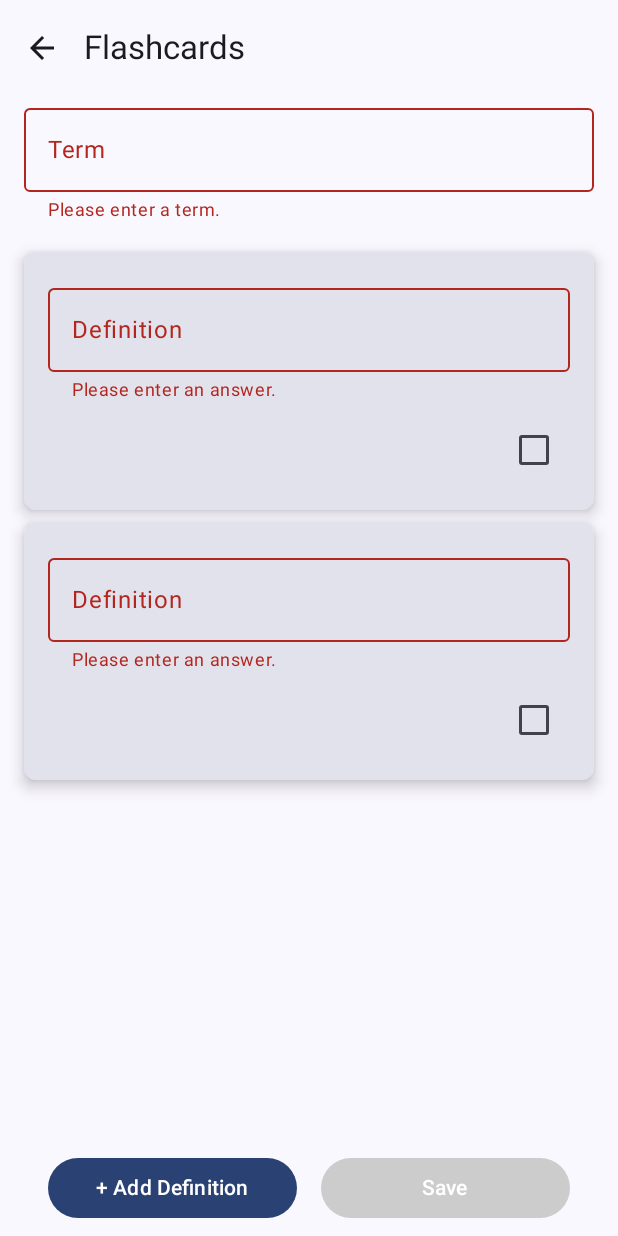
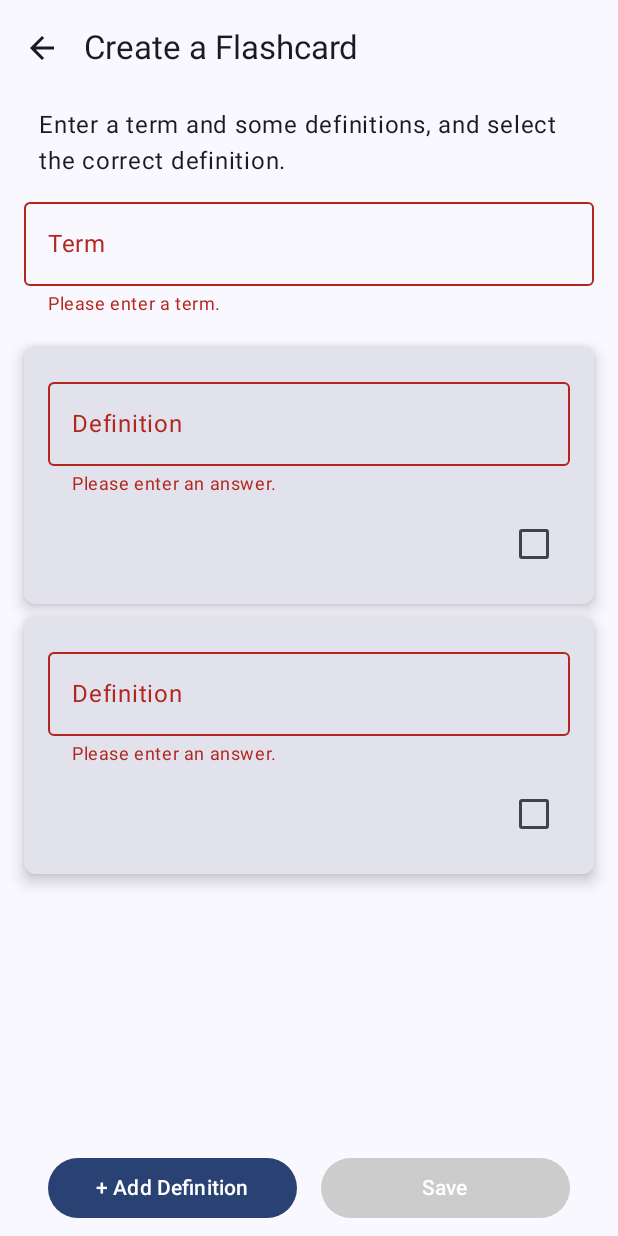
Before and after one commit to yunu-git/flashcards, an Android app built with Jetpack Compose: the CreateFlashcardScreen screen opened through its navigation route, on a phone screen of 412 x 824 dp. Run offline under Robolectric (Android 15) with nearby library versions, the phone set to English and light mode, and no system bars.

Commit message:
Navbar title updates dynamically.

```diff
--- a/app/src/main/java/nz/ac/canterbury/seng303/as1/MainActivity.kt
+++ b/app/src/main/java/nz/ac/canterbury/seng303/as1/MainActivity.kt
@@ -36,6 +36,7 @@ import nz.ac.canterbury.seng303.as1.screens.FlashcardList
 import nz.ac.canterbury.seng303.as1.screens.PlayFlashcardScreen
 import nz.ac.canterbury.seng303.as1.screens.ViewFlashcardScreen
 import nz.ac.canterbury.seng303.as1.ui.theme.As1Theme
+import nz.ac.canterbury.seng303.as1.viewmodels.AppBarViewModel
 import nz.ac.canterbury.seng303.as1.viewmodels.CreateFlashcardViewModel
 import nz.ac.canterbury.seng303.as1.viewmodels.EditFlashcardViewModel
 import nz.ac.canterbury.seng303.as1.viewmodels.FlashcardViewModel
@@ -54,11 +55,19 @@ class MainActivity : ComponentActivity() {
             As1Theme {
                 val navController = rememberNavController()
                 val navBackStackEntry by navController.currentBackStackEntryAsState()
+                val appBarViewModel: AppBarViewModel = viewModel()
+                appBarViewModel.init()
                 Scaffold(
                     topBar = {
                         // Add your AppBar content here
                         TopAppBar(
-                            title = { Text("Flashcards") },
+                            title = {
+                                navBackStackEntry?.destination?.route?.let { route ->
+                                    appBarViewModel.getNameById(route)?.run {
+                                        Text(this)
+                                    }
+                                }
+                            },
                             navigationIcon = {
                                 if (navBackStackEntry?.destination?.route != "Home") {
                                     IconButton(onClick = { navController.popBackStack() }) {
--- a/app/src/main/java/nz/ac/canterbury/seng303/as1/screens/CreateFlashcardScreen.kt
+++ b/app/src/main/java/nz/ac/canterbury/seng303/as1/screens/CreateFlashcardScreen.kt
@@ -64,6 +64,11 @@ fun CreateFlashcard(
                 .padding(bottom = 60.dp)
                 .verticalScroll(scrollState),
         ) {
+            Text(
+                text = "Enter a term and some definitions, and select the correct definition.",
+                style = MaterialTheme.typography.bodyLarge,
+                modifier = Modifier.padding(10.dp)
+            )
             OutlinedTextField(
                 value = term,
                 onValueChange = { onTermChange(it) },
--- a/app/src/main/java/nz/ac/canterbury/seng303/as1/screens/ViewFlashcardScreen.kt
+++ b/app/src/main/java/nz/ac/canterbury/seng303/as1/screens/ViewFlashcardScreen.kt
@@ -1,10 +1,8 @@
 package nz.ac.canterbury.seng303.as1.screens
 
-import android.app.AlertDialog
 import android.app.SearchManager
 import android.content.Context
 import android.content.Intent
-import android.util.Log
 import androidx.compose.animation.AnimatedVisibility
 import androidx.compose.animation.core.FastOutSlowInEasing
 import androidx.compose.animation.core.animateFloatAsState
@@ -19,7 +17,6 @@ import androidx.compose.foundation.layout.height
 import androidx.compose.foundation.layout.padding
 import androidx.compose.foundation.shape.RoundedCornerShape
 import androidx.compose.material.icons.Icons
-import androidx.compose.material.icons.filled.Delete
 import androidx.compose.material.icons.filled.Edit
 import androidx.compose.material.icons.filled.KeyboardArrowUp
 import androidx.compose.material.icons.filled.Search
--- /dev/null
+++ b/app/src/main/java/nz/ac/canterbury/seng303/as1/viewmodels/AppBarViewModel.kt
@@ -0,0 +1,20 @@
+package nz.ac.canterbury.seng303.as1.viewmodels
+
+import androidx.lifecycle.ViewModel
+
+class AppBarViewModel: ViewModel() {
+    private val idNameMap: HashMap<String, String> = HashMap()
+
+    fun getNameById(id: String): String? {
+        return idNameMap[id]
+    }
+
+    fun init() {
+        idNameMap["Home"] = "Home"
+        idNameMap["FlashcardList"] = "View Flashcards"
+        idNameMap["CreateFlashcard"] = "Create a Flashcard"
+        idNameMap["EditFlashcard/{flashcardId}"] = "Edit Flashcard"
+        idNameMap["viewFlashcard/{flashcardId}"] = "Flashcard"
+        idNameMap["PlayFlashcards"] = "Play Flashcards"
+    }
+}
```
